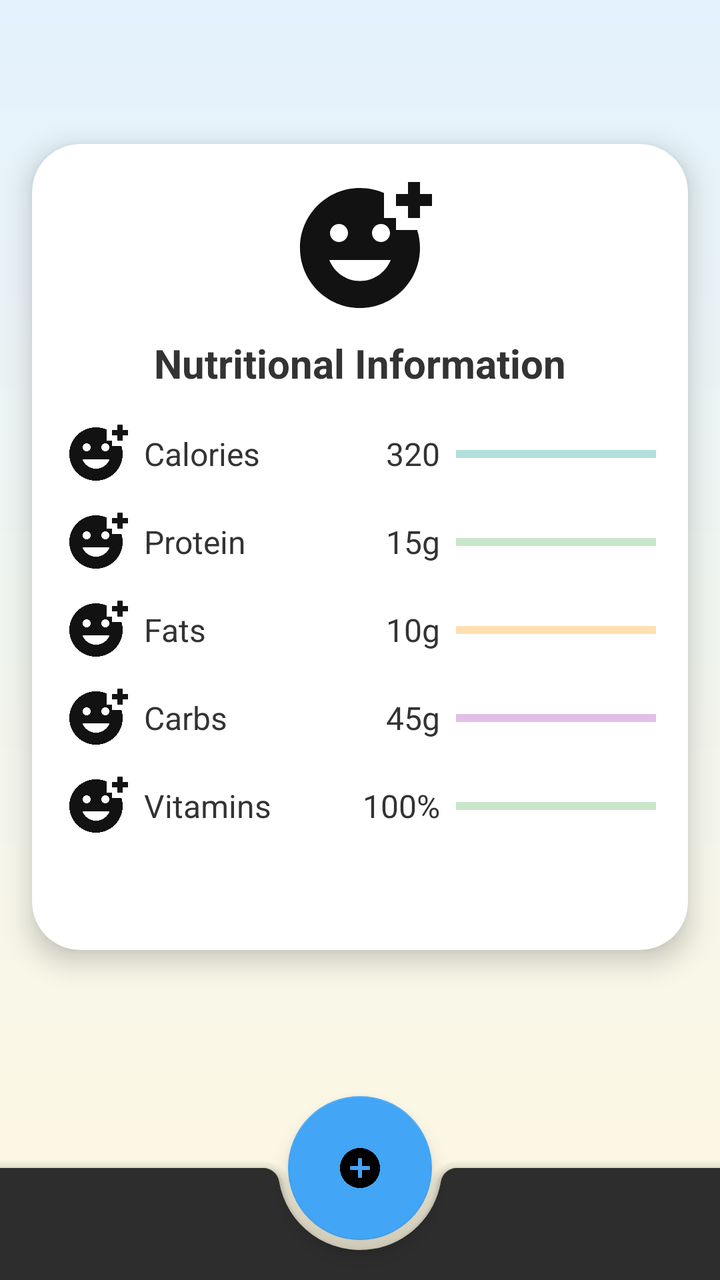
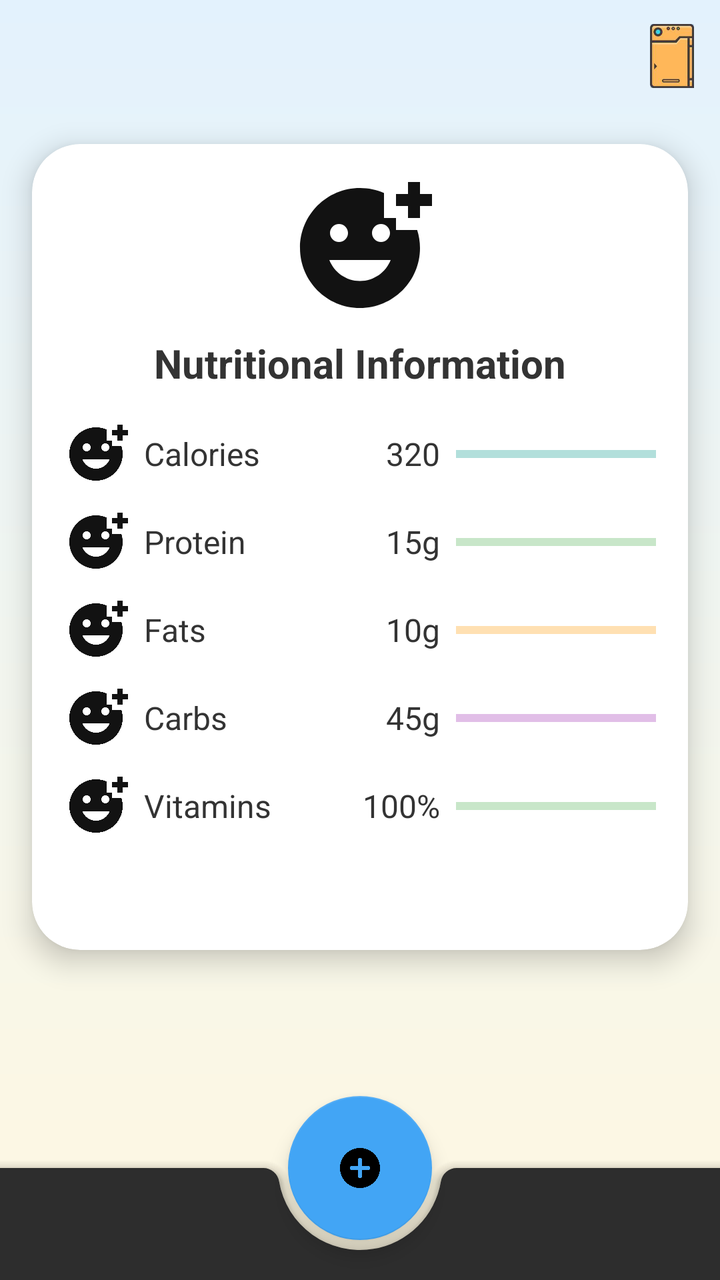

Two renders of the same Android screen: before a commit and after it. Below are the layout's source before the change and the commit's diff.
<!-- AndroidManifest.xml: activity theme Theme.PokemonMealtimeMasters -->
<!-- res/layout/activity_main.xml -->
<?xml version="1.0" encoding="utf-8"?>
<androidx.coordinatorlayout.widget.CoordinatorLayout
    xmlns:android="http://schemas.android.com/apk/res/android"
    xmlns:app="http://schemas.android.com/apk/res-auto"
    android:layout_width="match_parent"
    android:layout_height="match_parent"
    android:background="@drawable/bg_gradient">

    
    <com.google.android.material.appbar.MaterialToolbar
        android:id="@+id/top_app_bar"
        android:layout_width="match_parent"
        android:layout_height="?attr/actionBarSize"
        android:backgroundTint="@android:color/transparent"
        android:title="@string/title"
        android:titleTextColor="@android:color/black" />

    <FrameLayout
        android:id="@+id/fragment_container"
        android:layout_width="match_parent"
        android:layout_height="match_parent"
        android:layout_marginTop="?attr/actionBarSize"
        app:layout_behavior="@string/appbar_scrolling_view_behavior"/>

    
    <ScrollView
        android:layout_width="match_parent"
        android:layout_height="match_parent"
        android:layout_marginTop="?attr/actionBarSize"
        app:layout_behavior="@string/appbar_scrolling_view_behavior">

        <com.google.android.material.card.MaterialCardView
            android:layout_width="match_parent"
            android:layout_height="wrap_content"
            android:layout_margin="16dp"
            app:cardCornerRadius="24dp"
            app:cardElevation="8dp"
            app:cardBackgroundColor="@android:color/white">

            <LinearLayout
                android:layout_width="match_parent"
                android:layout_height="wrap_content"
                android:orientation="vertical"
                android:padding="16dp">

                
                <ImageView
                    android:layout_width="72dp"
                    android:layout_height="72dp"
                    android:layout_gravity="center"
                    android:src="@drawable/ic_placeholder"
                    android:contentDescription="@string/buddy_icon"/>

                
                <TextView
                    android:layout_width="wrap_content"
                    android:layout_height="wrap_content"
                    android:layout_gravity="center"
                    android:layout_marginTop="8dp"
                    android:text="@string/nutritional_information"
                    android:textColor="#333333"
                    android:textSize="20sp"
                    android:textStyle="bold"/>

                
                <LinearLayout
                    android:layout_width="match_parent"
                    android:layout_height="wrap_content"
                    android:layout_marginTop="16dp"
                    android:gravity="center_vertical"
                    android:orientation="horizontal">

                    <ImageView
                        android:layout_width="32dp"
                        android:layout_height="32dp"
                        android:src="@drawable/ic_placeholder"
                        android:contentDescription="@string/calories"/>

                    <TextView
                        android:layout_width="0dp"
                        android:layout_height="wrap_content"
                        android:layout_weight="1"
                        android:layout_marginStart="8dp"
                        android:text="@string/calories"
                        android:textColor="#333333"
                        android:textSize="16sp"/>

                    <TextView
                        android:id="@+id/text_calories_value"
                        android:layout_width="wrap_content"
                        android:layout_height="wrap_content"
                        android:layout_marginEnd="8dp"
                        android:text="320"
                        android:textColor="#333333"
                        android:textSize="16sp"/>

                    <com.google.android.material.progressindicator.LinearProgressIndicator
                        android:id="@+id/prog_calories"
                        style="@style/Widget.MaterialComponents.LinearProgressIndicator"
                        android:layout_width="100dp"
                        android:layout_height="16dp"
                        app:indicatorColor="@color/teal_700"
                        app:trackColor="#B2DFDB"/>
                </LinearLayout>

                
                <LinearLayout
                    android:layout_width="match_parent"
                    android:layout_height="wrap_content"
                    android:layout_marginTop="12dp"
                    android:gravity="center_vertical"
                    android:orientation="horizontal">

                    <ImageView
                        android:layout_width="32dp"
                        android:layout_height="32dp"
                        android:src="@drawable/ic_placeholder"
                        android:contentDescription="@string/protein"/>

                    <TextView
                        android:layout_width="0dp"
                        android:layout_height="wrap_content"
                        android:layout_weight="1"
                        android:layout_marginStart="8dp"
                        android:text="@string/protein"
                        android:textColor="#333333"
                        android:textSize="16sp"/>

                    <TextView
                        android:id="@+id/text_protein_value"
                        android:layout_width="wrap_content"
                        android:layout_height="wrap_content"
                        android:layout_marginEnd="8dp"
                        android:text="15g"
                        android:textColor="#333333"
                        android:textSize="16sp"/>

                    <com.google.android.material.progressindicator.LinearProgressIndicator
                        android:id="@+id/prog_protein"
                        style="@style/Widget.MaterialComponents.LinearProgressIndicator"
                        android:layout_width="100dp"
                        android:layout_height="16dp"
                        app:indicatorColor="@color/green_500"
                        app:trackColor="#C8E6C9"/>
                </LinearLayout>

                
                <LinearLayout
                    android:layout_width="match_parent"
                    android:layout_height="wrap_content"
                    android:layout_marginTop="12dp"
                    android:gravity="center_vertical"
                    android:orientation="horizontal">

                    <ImageView
                        android:layout_width="32dp"
                        android:layout_height="32dp"
                        android:src="@drawable/ic_placeholder"
                        android:contentDescription="@string/fats"/>

                    <TextView
                        android:layout_width="0dp"
                        android:layout_height="wrap_content"
                        android:layout_weight="1"
                        android:layout_marginStart="8dp"
                        android:text="@string/fats"
                        android:textColor="#333333"
                        android:textSize="16sp"/>

                    <TextView
                        android:id="@+id/text_fats_value"
                        android:layout_width="wrap_content"
                        android:layout_height="wrap_content"
                        android:layout_marginEnd="8dp"
                        android:text="10g"
                        android:textColor="#333333"
                        android:textSize="16sp"/>

                    <com.google.android.material.progressindicator.LinearProgressIndicator
                        android:id="@+id/prog_fats"
                        style="@style/Widget.MaterialComponents.LinearProgressIndicator"
                        android:layout_width="100dp"
                        android:layout_height="16dp"
                        app:indicatorColor="@color/amber_700"
                        app:trackColor="#FFE0B2"/>
                </LinearLayout>

                
                <LinearLayout
                    android:layout_width="match_parent"
                    android:layout_height="wrap_content"
                    android:layout_marginTop="12dp"
                    android:gravity="center_vertical"
                    android:orientation="horizontal">

                    <ImageView
                        android:layout_width="32dp"
                        android:layout_height="32dp"
                        android:src="@drawable/ic_placeholder"
                        android:contentDescription="@string/carbs"/>

                    <TextView
                        android:layout_width="0dp"
                        android:layout_height="wrap_content"
                        android:layout_weight="1"
                        android:layout_marginStart="8dp"
                        android:text="@string/carbs"
                        android:textColor="#333333"
                        android:textSize="16sp"/>

                    <TextView
                        android:id="@+id/text_carbs_value"
                        android:layout_width="wrap_content"
                        android:layout_height="wrap_content"
                        android:layout_marginEnd="8dp"
                        android:text="45g"
                        android:textColor="#333333"
                        android:textSize="16sp"/>

                    <com.google.android.material.progressindicator.LinearProgressIndicator
                        android:id="@+id/prog_carbs"
                        style="@style/Widget.MaterialComponents.LinearProgressIndicator"
                        android:layout_width="100dp"
                        android:layout_height="16dp"
                        app:indicatorColor="@color/purple_500"
                        app:trackColor="#E1BEE7"/>
                </LinearLayout>

                
                <LinearLayout
                    android:layout_width="match_parent"
                    android:layout_height="wrap_content"
                    android:layout_marginTop="12dp"
                    android:gravity="center_vertical"
                    android:orientation="horizontal">

                    <ImageView
                        android:layout_width="32dp"
                        android:layout_height="32dp"
                        android:src="@drawable/ic_placeholder"
                        android:contentDescription="@string/vitamins"/>

                    <TextView
                        android:layout_width="0dp"
                        android:layout_height="wrap_content"
                        android:layout_weight="1"
                        android:layout_marginStart="8dp"
                        android:text="@string/vitamins"
                        android:textColor="#333333"
                        android:textSize="16sp"/>

                    <TextView
                        android:id="@+id/text_vitamins_value"
                        android:layout_width="wrap_content"
                        android:layout_height="wrap_content"
                        android:layout_marginEnd="8dp"
                        android:text="100%"
                        android:textColor="#333333"
                        android:textSize="16sp"/>

                    <com.google.android.material.progressindicator.LinearProgressIndicator
                        android:id="@+id/prog_vitamins"
                        style="@style/Widget.MaterialComponents.LinearProgressIndicator"
                        android:layout_width="100dp"
                        android:layout_height="16dp"
                        app:indicatorColor="@color/green_500"
                        app:trackColor="#C8E6C9"/>
                </LinearLayout>

                <androidx.recyclerview.widget.RecyclerView
                    android:id="@+id/logged_meals_recycler"
                    android:layout_width="match_parent"
                    android:layout_height="wrap_content"
                    android:layout_marginTop="24dp"
                    android:clipToPadding="false"
                    android:paddingBottom="16dp"/>
            </LinearLayout>
        </com.google.android.material.card.MaterialCardView>

    </ScrollView>

    
    <com.google.android.material.floatingactionbutton.FloatingActionButton
        android:id="@+id/fab_add_meal"
        android:layout_width="72dp"
        android:layout_height="72dp"
        app:fabCustomSize="72dp"
        app:srcCompat="@drawable/ic_add"
        android:tint="@android:color/white"
        app:backgroundTint="@color/accent"
        app:layout_anchor="@id/bottom_app_bar"
        app:layout_anchorGravity="center"
        android:layout_marginBottom="16dp"/>

    
    <com.google.android.material.bottomappbar.BottomAppBar
        android:id="@+id/bottom_app_bar"
        android:layout_width="match_parent"
        android:layout_height="wrap_content"
        android:layout_gravity="bottom"
        app:fabAlignmentMode="center"/>
</androidx.coordinatorlayout.widget.CoordinatorLayout>
<!-- resources referenced by this layout -->
<resources>
  <color name="accent">#42A5F5</color>
  <color name="amber_700">#FFD966</color>
  <color name="green_500">#7FFFD4</color>
  <color name="purple_500">#FF6200EE</color>
  <color name="teal_700">#FF018786</color>
  <!-- drawable bg_gradient (drawable) -->
  <?xml version="1.0" encoding="utf-8"?>
  <shape xmlns:android="http://schemas.android.com/apk/res/android">
      <gradient
          android:angle="270"
          android:startColor="#FFE3F2FD"
          android:endColor="#FFFFF8E1"
          android:type="linear"/>
  </shape>
  <!-- drawable ic_add (drawable) -->
  <vector xmlns:android="http://schemas.android.com/apk/res/android" android:height="24dp" android:tint="#37FF95" android:viewportHeight="24" android:viewportWidth="24" android:width="24dp">
        
      <path android:fillColor="@android:color/white" android:pathData="M12,2C6.48,2 2,6.48 2,12s4.48,10 10,10 10,-4.48 10,-10S17.52,2 12,2zM16,13h-3v3c0,0.55 -0.45,1 -1,1s-1,-0.45 -1,-1v-3L8,13c-0.55,0 -1,-0.45 -1,-1s0.45,-1 1,-1h3L11,8c0,-0.55 0.45,-1 1,-1s1,0.45 1,1v3h3c0.55,0 1,0.45 1,1s-0.45,1 -1,1z"/>
      
  </vector>
  <!-- drawable ic_placeholder (drawable) -->
  <vector xmlns:android="http://schemas.android.com/apk/res/android" android:height="24dp" android:tint="#121212" android:viewportHeight="24" android:viewportWidth="24" android:width="24dp">
        
      <path android:fillColor="@android:color/white" android:pathData="M18,9V7h-2V2.84C14.77,2.3 13.42,2 11.99,2C6.47,2 2,6.48 2,12s4.47,10 9.99,10C17.52,22 22,17.52 22,12c0,-1.05 -0.17,-2.05 -0.47,-3H18zM15.5,8C16.33,8 17,8.67 17,9.5S16.33,11 15.5,11S14,10.33 14,9.5S14.67,8 15.5,8zM8.5,8C9.33,8 10,8.67 10,9.5S9.33,11 8.5,11S7,10.33 7,9.5S7.67,8 8.5,8zM12,17.5c-2.33,0 -4.31,-1.46 -5.11,-3.5h10.22C16.31,16.04 14.33,17.5 12,17.5zM22,3h2v2h-2v2h-2V5h-2V3h2V1h2V3z"/>
      
  </vector>
  <string name="buddy_icon">Buddy Icon</string>
  <string name="calories">Calories</string>
  <string name="carbs">Carbs</string>
  <string name="fats">Fats</string>
  <string name="nutritional_information">Nutritional Information</string>
  <string name="protein">Protein</string>
  <string name="title">Pokémon Mealtime Masters</string>
  <string name="vitamins">Vitamins</string>
  <style name="Theme.PokemonMealtimeMasters" parent="Theme.MaterialComponents.NoActionBar">
          <item name="toolbarStyle">@style/MyToolbar</item>
      </style>
  <style name="MyToolbar" parent="Widget.MaterialComponents.Toolbar">
          <item name="titleTextColor">@android:color/black</item>
      </style>
</resources>

<!-- the commit's change to res/layout/activity_main.xml (unified diff, before → after) -->
@@ -13,14 +13,8 @@
         android:layout_height="?attr/actionBarSize"
         android:backgroundTint="@android:color/transparent"
         android:title="@string/title"
-        android:titleTextColor="@android:color/black" />
-
-    <FrameLayout
-        android:id="@+id/fragment_container"
-        android:layout_width="match_parent"
-        android:layout_height="match_parent"
-        android:layout_marginTop="?attr/actionBarSize"
-        app:layout_behavior="@string/appbar_scrolling_view_behavior"/>
+        android:titleTextColor="@android:color/black"
+        app:menu="@menu/main_menu"/>
 
     
     <ScrollView
@@ -43,13 +37,13 @@
                 android:orientation="vertical"
                 android:padding="16dp">
 
-                
                 <ImageView
+                    android:id="@+id/image_pokemon_sprite"
                     android:layout_width="72dp"
                     android:layout_height="72dp"
                     android:layout_gravity="center"
                     android:src="@drawable/ic_placeholder"
-                    android:contentDescription="@string/buddy_icon"/>
+                    android:contentDescription="@string/pokemon_sprite"/>
 
                 
                 <TextView
@@ -299,4 +293,5 @@
         android:layout_height="wrap_content"
         android:layout_gravity="bottom"
         app:fabAlignmentMode="center"/>
+
 </androidx.coordinatorlayout.widget.CoordinatorLayout>
<!-- resource entries referenced after the edit -->
@@ -26,19 +26,16 @@
       <path android:fillColor="@android:color/white" android:pathData="M18,9V7h-2V2.84C14.77,2.3 13.42,2 11.99,2C6.47,2 2,6.48 2,12s4.47,10 9.99,10C17.52,22 22,17.52 22,12c0,-1.05 -0.17,-2.05 -0.47,-3H18zM15.5,8C16.33,8 17,8.67 17,9.5S16.33,11 15.5,11S14,10.33 14,9.5S14.67,8 15.5,8zM8.5,8C9.33,8 10,8.67 10,9.5S9.33,11 8.5,11S7,10.33 7,9.5S7.67,8 8.5,8zM12,17.5c-2.33,0 -4.31,-1.46 -5.11,-3.5h10.22C16.31,16.04 14.33,17.5 12,17.5zM22,3h2v2h-2v2h-2V5h-2V3h2V1h2V3z"/>
       
   </vector>
-  <string name="buddy_icon">Buddy Icon</string>
   <string name="calories">Calories</string>
   <string name="carbs">Carbs</string>
   <string name="fats">Fats</string>
   <string name="nutritional_information">Nutritional Information</string>
+  <string name="pokemon_sprite" />
   <string name="protein">Protein</string>
   <string name="title">Pokémon Mealtime Masters</string>
   <string name="vitamins">Vitamins</string>
   <style name="Theme.PokemonMealtimeMasters" parent="Theme.MaterialComponents.NoActionBar">
-          <item name="toolbarStyle">@style/MyToolbar</item>
-      </style>
-  <style name="MyToolbar" parent="Widget.MaterialComponents.Toolbar">
-          <item name="titleTextColor">@android:color/black</item>
+  
       </style>
 </resources>
 
